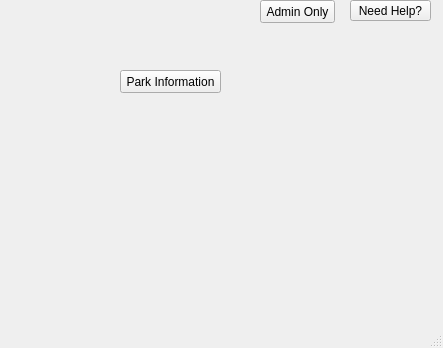
Qt form mainwindow.ui (smoreno11/NationalParksProject) before a commit.
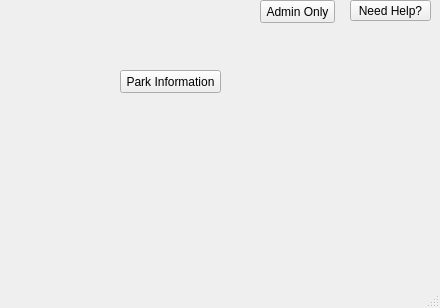
The same form after that commit.

Diff of the .ui file:
```diff
--- a/mainwindow.ui
+++ b/mainwindow.ui
@@ -6,8 +6,8 @@
    <rect>
     <x>0</x>
     <y>0</y>
-    <width>443</width>
-    <height>348</height>
+    <width>440</width>
+    <height>308</height>
    </rect>
   </property>
   <property name="windowTitle">
```
Left out of the diff: 2 changed lines with no effect on the pictures.
